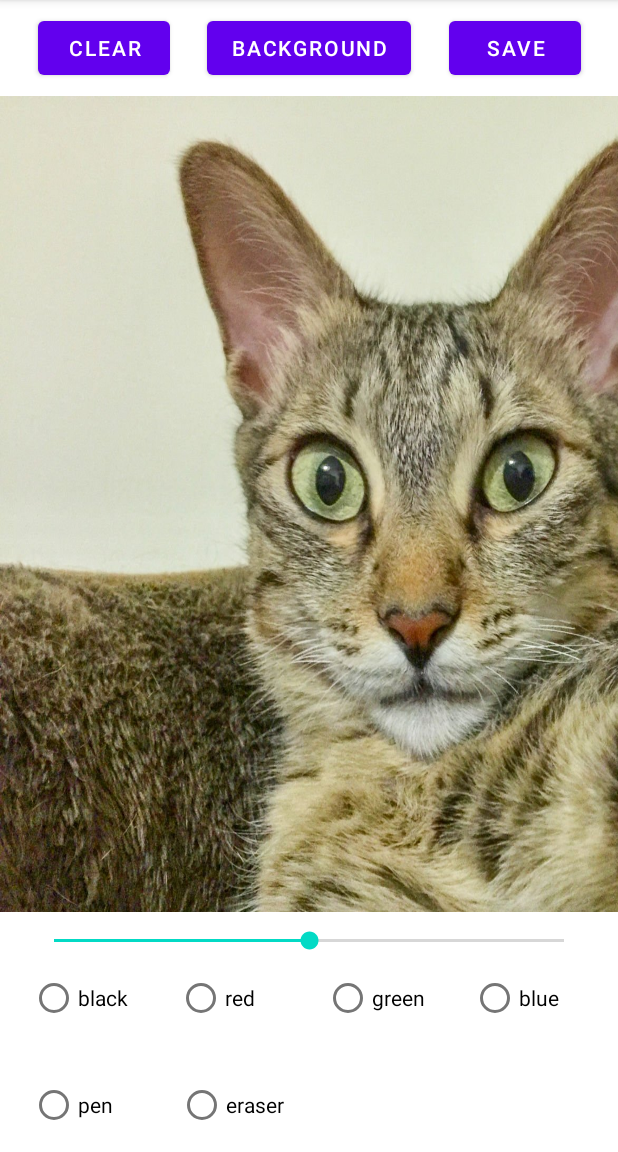
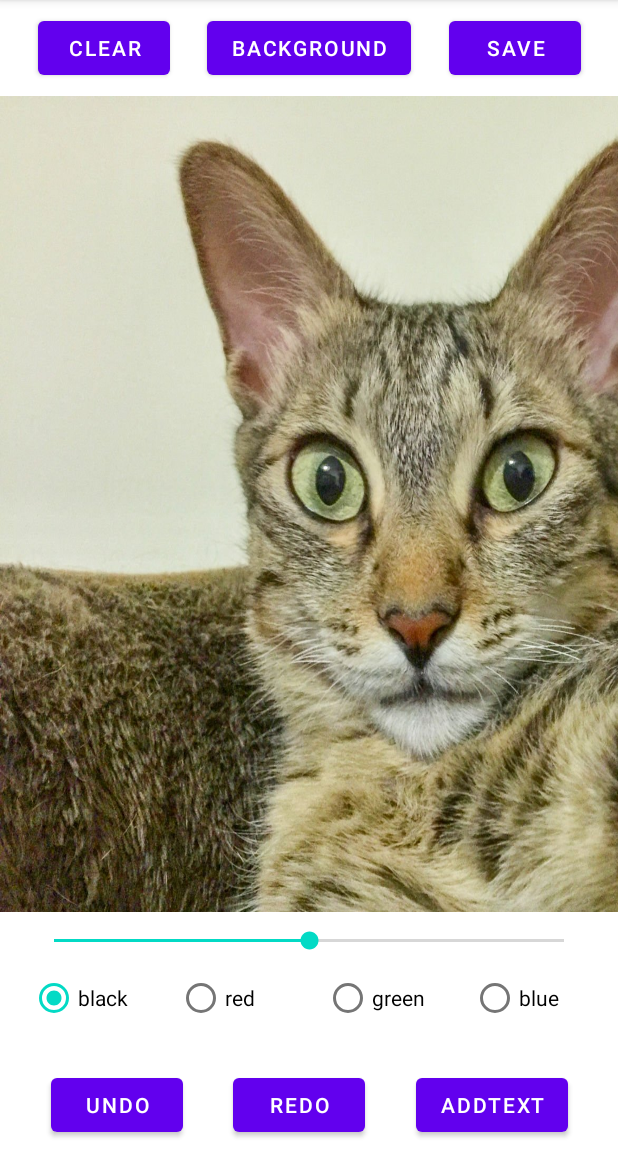
Before and after one commit to jsjclink/madcamp1w, an Android app: the fragment ThirdTab shown on its own in the app's theme, on a phone screen of 412 x 824 dp, the part 84-1236 px from its top. Run offline under Robolectric (Android 15) with nearby library versions, the phone set to English and light mode, and no system bars.

Commit message:
implement (tab3)  undo, redo changed (MainActivity)  removed Title

```diff
--- a/app/src/main/java/com/example/test2/CustomView.java
+++ b/app/src/main/java/com/example/test2/CustomView.java
@@ -18,6 +18,10 @@ public class CustomView extends View {
     PathInfo pathInfo;
     Bitmap backgroundImange;
     boolean enableBG = true;
+    ArrayList<PathInfo> poppedData;
+    boolean beforeActionUp = true;
+    int curColor;
+    float curR;
 
     public CustomView(Context context){
         super(context);
@@ -27,9 +31,13 @@ public class CustomView extends View {
         paint.setStrokeWidth(10f);
 
         data = new ArrayList<>();
+        poppedData = new ArrayList<>();
     }
 
     public void setPaintInfo(int color, float r){
+        curColor = color;
+        curR = r;
+
         paint = new Paint();
         paint.setColor(color);
 
@@ -60,10 +68,12 @@ public class CustomView extends View {
                 pathInfo.lineTo(event.getX(), event.getY());
                 break;
             case MotionEvent.ACTION_UP:
+                data.add(pathInfo);
+                pathInfo = new PathInfo();
+                setPaintInfo(curColor, curR);
+                poppedData.clear();
                 break;
         }
-
-        data.add(pathInfo);
 
         invalidate();
 
@@ -79,15 +89,23 @@ public class CustomView extends View {
     public void setBackgroundImage(Bitmap bitmap) {
         this.backgroundImange = Bitmap.createScaledBitmap(bitmap, 1080, 1000, true);
     }
-    public void enableBackground(){
-        this.enableBG = true;
-    }
-    public void disableBackground(){
-        this.enableBG = false;
-    }
     public void flipBackground(){
         enableBG = enableBG ? false : true;
-        Log.d("enableBG", enableBG ? "true" : "false");
+        invalidate();
+    }
+
+    public void undoPathInfo() {
+        if(data.size() > 0) {
+            poppedData.add(data.remove(data.size()-1));
+        }
+        Log.d("afterundo", "data.size()" + Integer.toString(data.size()));
+        invalidate();
+    }
+
+    public void redoPathInfo() {
+        if(poppedData.size() > 0){
+            data.add(poppedData.remove(poppedData.size()-1));
+        }
         invalidate();
     }
 }
--- a/app/src/main/java/com/example/test2/MainActivity.java
+++ b/app/src/main/java/com/example/test2/MainActivity.java
@@ -42,7 +42,7 @@ public class MainActivity extends AppCompatActivity {
         TabLayout tabLayout =(TabLayout) findViewById(R.id.tab_layout);
         new TabLayoutMediator(tabLayout, viewPager,(tab, position) -> tab.setText(titles[position])).attach();
         setTabIcons(tabLayout);
-//        getSupportActionBar().hide();
+        getSupportActionBar().hide();
         viewPager.setUserInputEnabled(false);
     }
 
--- a/app/src/main/java/com/example/test2/ThirdTab.java
+++ b/app/src/main/java/com/example/test2/ThirdTab.java
@@ -30,13 +30,12 @@ import java.io.FileOutputStream;
 public class ThirdTab extends Fragment {
     CustomView customView;
     FrameLayout stage;
-    RadioGroup radioGroup, radioGroup2;
+    RadioGroup radioGroup;
     RadioButton radioBtnBlack, radioBtnRed, radioBtnGreen, radioBtnBlue;
     SeekBar seekBar;
-    Button btnClear, btnSave, btnBackground;
+    Button btnClear, btnSave, btnBackground, btnUndo, btnRedo, btnAddText;
 
     int color = Color.BLACK;
-    boolean isEraser = false;
     float r = 5f;
 
     @Override
@@ -73,10 +72,12 @@ public class ThirdTab extends Fragment {
         radioBtnGreen = v.findViewById(R.id.radioBtnGreen);
         radioBtnBlue = v.findViewById(R.id.radioBtnBlue);
         seekBar = v.findViewById(R.id.seekBar);
-        radioGroup2 = v.findViewById(R.id.radioGroup2);
         btnClear = v.findViewById(R.id.clear);
         btnSave = v.findViewById(R.id.save);
         btnBackground = v.findViewById(R.id.background);
+        btnUndo = v.findViewById(R.id.undo);
+        btnRedo = v.findViewById(R.id.redo);
+        btnAddText = v.findViewById(R.id.addtext);
     }
 
     private void initListener(){
@@ -97,7 +98,7 @@ public class ThirdTab extends Fragment {
                         color = Color.BLUE;
                         break;
                 }
-                customView.setPaintInfo(isEraser ? Color.WHITE : color, isEraser? r*2 : r);
+                customView.setPaintInfo(color, r);
             }
         });
 
@@ -115,23 +116,7 @@ public class ThirdTab extends Fragment {
             @Override
             public void onStopTrackingTouch(SeekBar seekBar) {
                 r = (float)seekBar.getProgress() / 10;
-                customView.setPaintInfo(isEraser ? Color.WHITE : color, isEraser? r*2 : r);
-            }
-        });
-
-        radioGroup2.setOnCheckedChangeListener(new RadioGroup.OnCheckedChangeListener() {
-            @Override
-            public void onCheckedChanged(RadioGroup radioGroup, int i) {
-                switch(i){
-                    case R.id.pen:
-                        isEraser = false;
-                        customView.setPaintInfo(color, r);
-                        break;
-                    case R.id.eraser:
-                        isEraser = true;
-                        customView.setPaintInfo(Color.WHITE, r*2);
-                        break;
-                }
+                customView.setPaintInfo(color, r);
             }
         });
 
@@ -154,6 +139,24 @@ public class ThirdTab extends Fragment {
             @Override
             public void onClick(View view) {
                 customView.flipBackground();
+            }
+        });
+        btnUndo.setOnClickListener(new View.OnClickListener() {
+            @Override
+            public void onClick(View view) {
+                customView.undoPathInfo();
+            }
+        });
+        btnRedo.setOnClickListener(new View.OnClickListener() {
+            @Override
+            public void onClick(View view) {
+                customView.redoPathInfo();
+            }
+        });
+        btnAddText.setOnClickListener(new View.OnClickListener() {
+            @Override
+            public void onClick(View view) {
+
             }
         });
     }
--- a/app/src/main/res/layout/third_tab.xml
+++ b/app/src/main/res/layout/third_tab.xml
@@ -98,6 +98,7 @@
                 android:layout_width="0dp"
                 android:layout_height="wrap_content"
                 android:layout_weight="1"
+                android:checked="true"
                 android:text="black"
                 tools:ignore="TouchTargetSizeCheck" />
 
@@ -136,31 +137,35 @@
             app:layout_constraintStart_toStartOf="parent"
             app:layout_constraintTop_toBottomOf="@id/radioGroup">
 
-            <RadioGroup
-                android:id="@+id/radioGroup2"
-                android:layout_width="match_parent"
+            <Button
+                android:id="@+id/undo"
+                android:layout_width="wrap_content"
                 android:layout_height="wrap_content"
-                android:layout_marginStart="20dp"
-                android:orientation="horizontal"
+                android:text="UNDO"
                 app:layout_constraintBottom_toBottomOf="parent"
+                app:layout_constraintEnd_toStartOf="@id/redo"
                 app:layout_constraintStart_toStartOf="parent"
-                app:layout_constraintTop_toTopOf="parent">
+                app:layout_constraintTop_toTopOf="parent" />
 
-                <RadioButton
-                    android:id="@+id/pen"
-                    android:layout_width="wrap_content"
-                    android:layout_height="wrap_content"
-                    android:layout_marginEnd="33dp"
-                    android:text="pen" />
+            <Button
+                android:id="@+id/redo"
+                android:layout_width="wrap_content"
+                android:layout_height="wrap_content"
+                android:text="REDO"
+                app:layout_constraintBottom_toBottomOf="parent"
+                app:layout_constraintEnd_toStartOf="@id/addtext"
+                app:layout_constraintStart_toEndOf="@id/undo"
+                app:layout_constraintTop_toTopOf="parent" />
 
-                <RadioButton
-                    android:id="@+id/eraser"
-                    android:layout_width="wrap_content"
-                    android:layout_height="wrap_content"
-                    android:layout_marginStart="10dp"
-                    android:text="eraser" />
-            </RadioGroup>
-
+            <Button
+                android:id="@+id/addtext"
+                android:layout_width="wrap_content"
+                android:layout_height="wrap_content"
+                android:text="ADDTEXT"
+                app:layout_constraintBottom_toBottomOf="parent"
+                app:layout_constraintEnd_toEndOf="parent"
+                app:layout_constraintStart_toEndOf="@id/redo"
+                app:layout_constraintTop_toTopOf="parent" />
         </androidx.constraintlayout.widget.ConstraintLayout>
     </androidx.constraintlayout.widget.ConstraintLayout>
 
```
